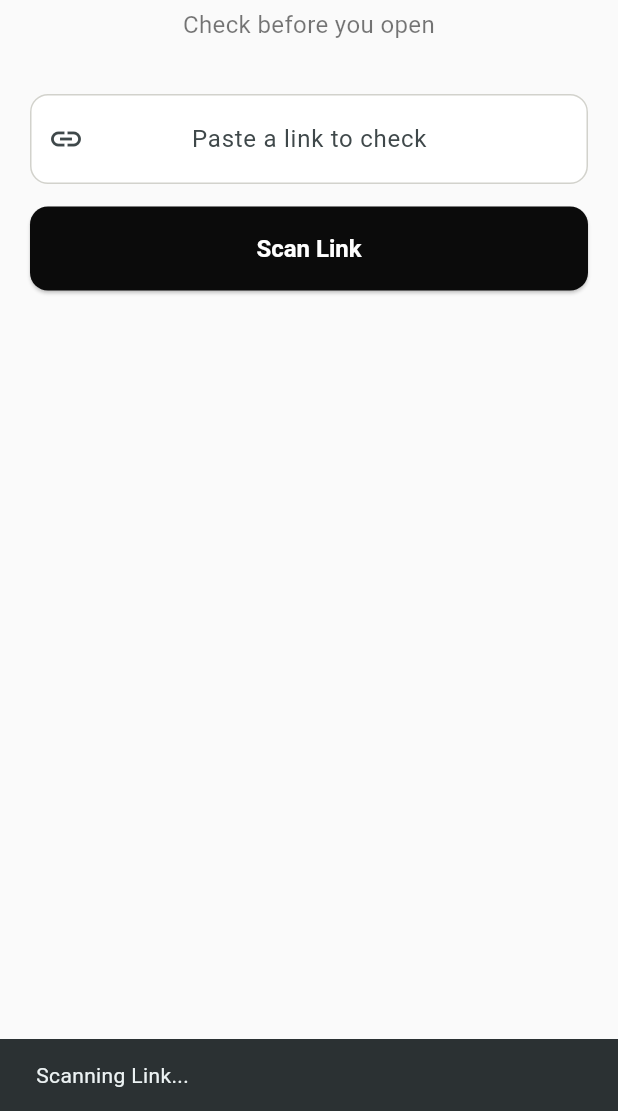
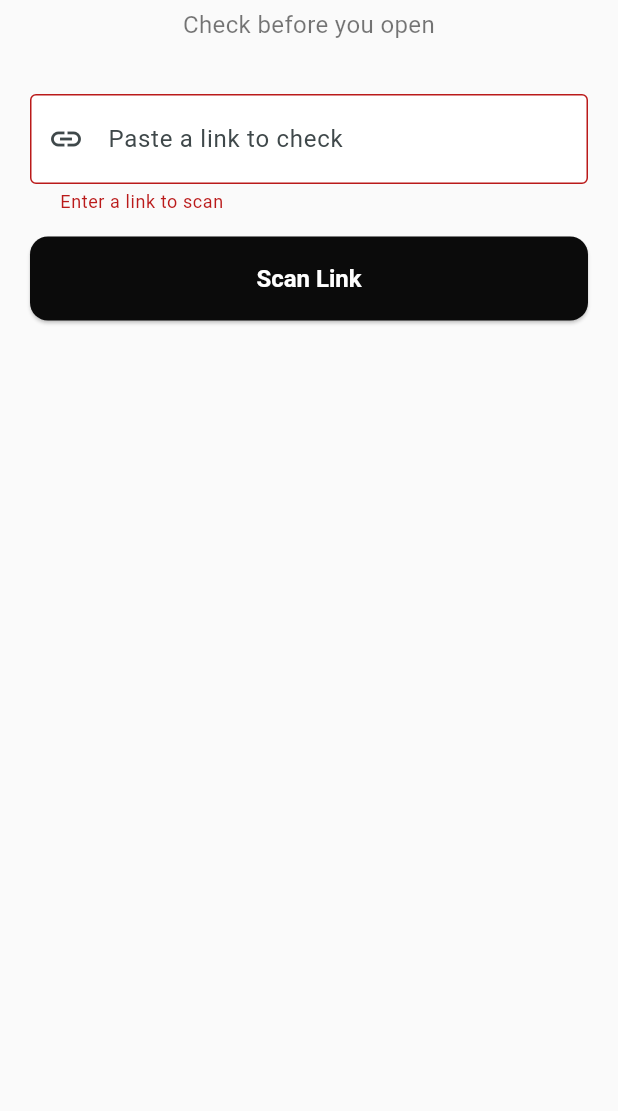
Before and after one commit to Oudom77/kapea-app, a Flutter app: the screen it shows after launch, after a tap on "Scan Link", on a phone screen of 412 x 824 dp, the part 125-1236 px from its top. Run offline on Flutter 3.47's test engine with Material 3 defaults, Android fonts, the light colour scheme and no system bars.

Commit message:
feature: form validation on url

```diff
--- a/lib/ui/screens/home_screen.dart
+++ b/lib/ui/screens/home_screen.dart
@@ -10,6 +10,7 @@ class HomeScreen extends StatefulWidget{
 
 class _HomeScreenState extends State<HomeScreen> {
   final TextEditingController _urlController = TextEditingController();
+  final GlobalKey<FormState> _formKey = GlobalKey<FormState>();
 
   @override
   void dispose() {
@@ -19,14 +20,44 @@ class _HomeScreenState extends State<HomeScreen> {
 
   void _scanLink(){
 
+    final isValid = _formKey.currentState?.validate() ?? false; // check if form has a valid state
+
+    if (!isValid){
+      return;
+    }
+
+    final String url = _urlController.text.trim();
+
     ScaffoldMessenger.of(context).showSnackBar(
-      const SnackBar(
+      SnackBar(
         content: Text(
-          "Scanning Link...",
+          "Scanning $url",
         )
       )
     );
+  }
 
+  String? _validateUrl(String? value){
+
+    final String text = value?.trim() ?? ""; // if value not null trim, else ""
+
+    if (text.isEmpty){
+      return 'Enter a link to scan';
+    }
+
+    final url = text.startsWith(RegExp(r'https?://')) ? text : "https://$text"; // if text start with 'https?://' valid, else add
+
+    final Uri? uri = Uri.tryParse(url);
+
+    // check for valid uri
+    if (uri == null ||
+      !uri.hasScheme ||
+      !uri.hasAuthority ||
+      !uri.host.contains('.')) {
+      return 'Enter a valid link, such as example.com';
+    }
+
+    return null; // else valid url
   }
 
   @override
@@ -43,6 +74,8 @@ class _HomeScreenState extends State<HomeScreen> {
               constraints: const BoxConstraints(
                 maxWidth: 420,
               ),
+              child: Form(
+                key: _formKey,
                 child: Column(
                   crossAxisAlignment: CrossAxisAlignment.stretch,
                   children: [
@@ -64,12 +97,13 @@ class _HomeScreenState extends State<HomeScreen> {
                       ),
                     ),
                     const SizedBox(height: 35,),
-                  TextField(
+                    TextFormField(
                       controller: _urlController,
                       keyboardType: TextInputType.url,
                       textInputAction: TextInputAction.go,
+                      onFieldSubmitted: (value) => _scanLink(),
+                      validator: _validateUrl,
                       decoration: const InputDecoration(
-                      prefix: Text("https://"),
                         prefixIcon: Icon(Icons.link),
                         hintText: "Paste a link to check",
                         border: OutlineInputBorder(),
@@ -84,6 +118,7 @@ class _HomeScreenState extends State<HomeScreen> {
                     ),
                   ],
                 ),
+              ),
             )
           ),
         ),
```
Lines whose indentation alone changed are shown as unchanged.
